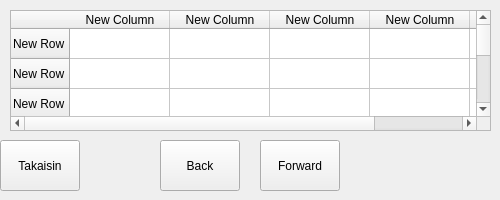
Old version of the form bank-automat/tilitapahtumat.ui in the repository JohWid1/BankSimulRyhmatyo.
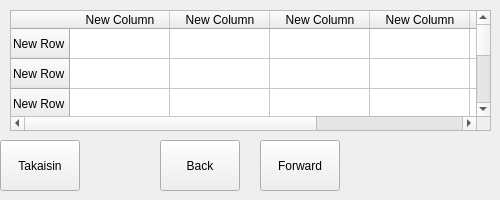
New version of the form.

The edit to the form file:
```diff
--- a/bank-automat/tilitapahtumat.ui
+++ b/bank-automat/tilitapahtumat.ui
@@ -121,6 +121,11 @@
        <string>New Column</string>
       </property>
      </column>
+     <column>
+      <property name="text">
+       <string>New Column</string>
+      </property>
+     </column>
     </widget>
    </widget>
    <widget class="QWidget" name="page_2"/>
```
